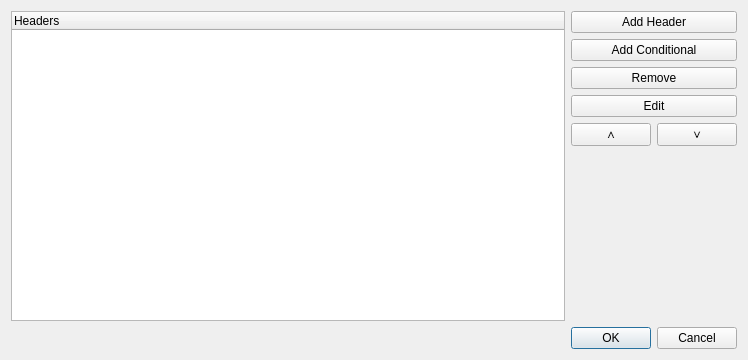
This is forms/HeaderEditor.ui in jkulskis/stock-copter as Qt 5 draws it before an edit. The edited form follows.
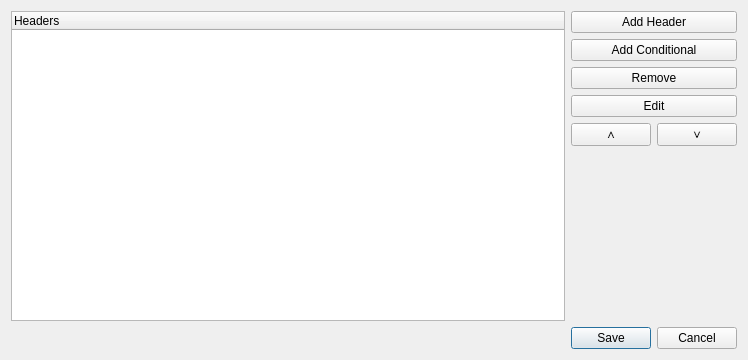
This is the edited form.

Commit message: more ui changes, still need to finish header editor dialog

```diff
--- a/forms/HeaderEditor.ui
+++ b/forms/HeaderEditor.ui
@@ -99,7 +99,7 @@
       <enum>Qt::Horizontal</enum>
      </property>
      <property name="standardButtons">
-      <set>QDialogButtonBox::Cancel|QDialogButtonBox::Ok</set>
+      <set>QDialogButtonBox::Cancel|QDialogButtonBox::Save</set>
      </property>
     </widget>
    </item>
```
Left out of the diff: 3 changed lines with no effect on the pictures. The commit also changes 12 other files.
